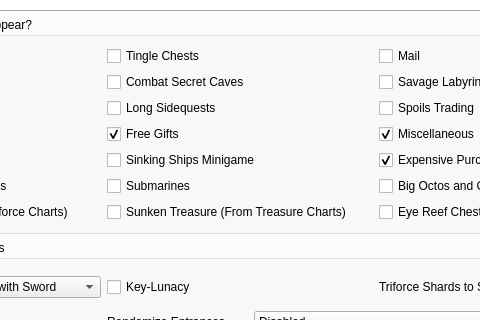
Above: wwr_ui/randomizer_window.ui from LagoLunatic/wwrando before the change; both pictures show x 196 to 676 and y 111 to 431 of the 872 by 784 pixel window. Below: the same form after it.
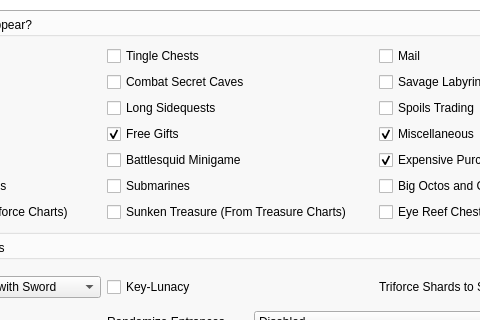
That is the form after the change.

Commit message: Rename salvatore's minigames for clarity

Patch:
```diff
--- a/wwr_ui/randomizer_window.ui
+++ b/wwr_ui/randomizer_window.ui
@@ -28,8 +28,8 @@
         <rect>
          <x>0</x>
          <y>0</y>
-         <width>829</width>
-         <height>631</height>
+         <width>850</width>
+         <height>632</height>
         </rect>
        </property>
        <layout class="QVBoxLayout" name="verticalLayout_4">
@@ -232,7 +232,7 @@
                <item row="4" column="1">
                 <widget class="QCheckBox" name="progression_sinking_ships">
                  <property name="text">
-                  <string>Sinking Ships Minigame</string>
+                  <string>Battlesquid Minigame</string>
                  </property>
                 </widget>
                </item>
```
Left out of the diff: 2 changed lines with no effect on the pictures. The commit also changes 6 other files.
